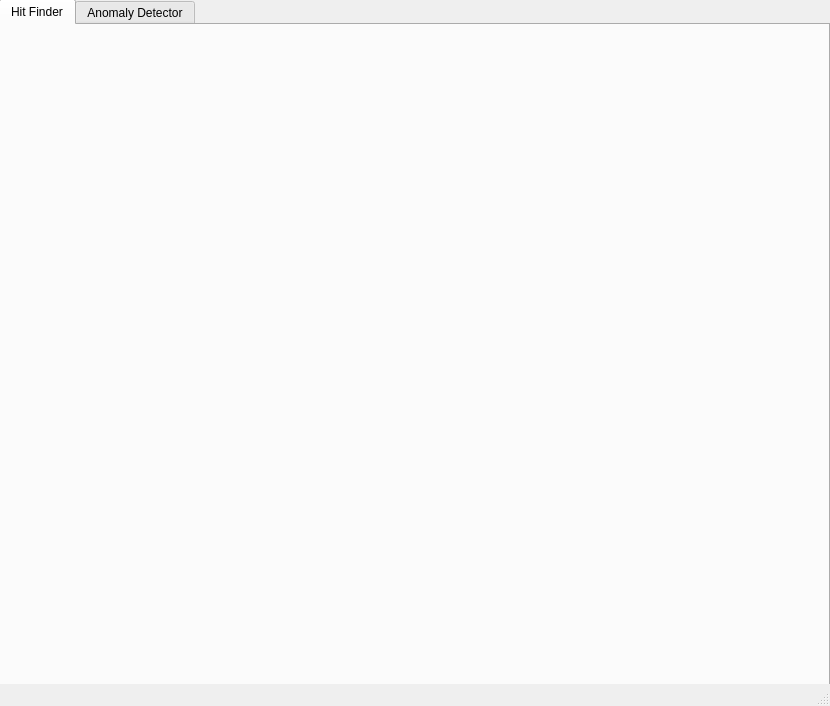
Above: UI/mainWindow-3.ui from gihankaushyal/PixelAnomalyDetectorTool before the change. Below: the same form after it.
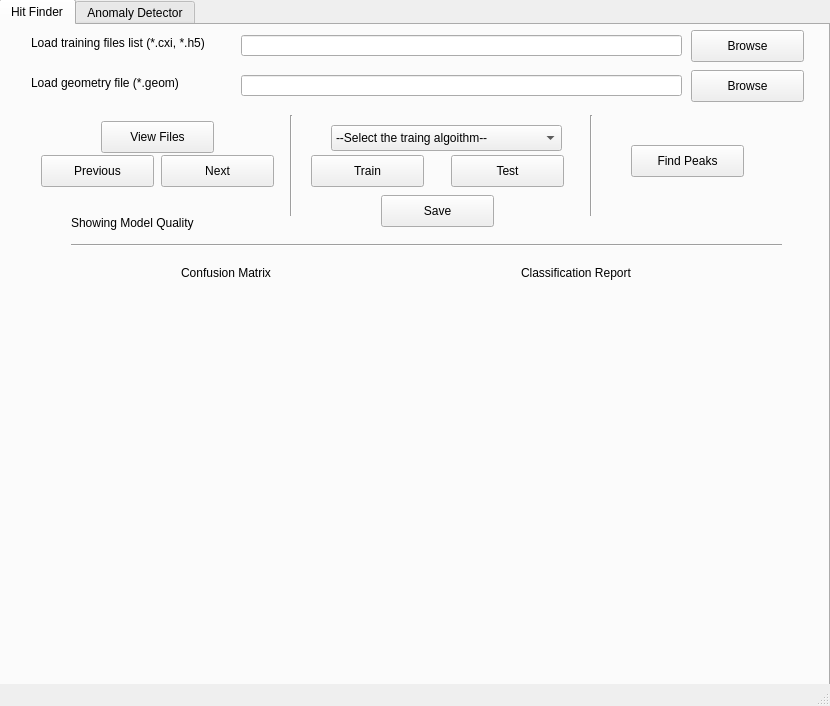
That is the form after the change. The open tabs and pages were chosen to show the change.

Commit message: added a hitfinding tab and associated features

What changed in the file:
```diff
--- a/UI/mainWindow-3.ui
+++ b/UI/mainWindow-3.ui
@@ -30,6 +30,292 @@
      <attribute name="title">
       <string>Hit Finder</string>
      </attribute>
+     <widget class="QLabel" name="label_7">
+      <property name="geometry">
+       <rect>
+        <x>30</x>
+        <y>10</y>
+        <width>211</width>
+        <height>16</height>
+       </rect>
+      </property>
+      <property name="text">
+       <string>Load training files list (*.cxi, *.h5)</string>
+      </property>
+     </widget>
+     <widget class="QLineEdit" name="trainingFilesPath">
+      <property name="geometry">
+       <rect>
+        <x>240</x>
+        <y>10</y>
+        <width>441</width>
+        <height>21</height>
+       </rect>
+      </property>
+     </widget>
+     <widget class="QPushButton" name="trainingFileBrowseButton">
+      <property name="geometry">
+       <rect>
+        <x>690</x>
+        <y>5</y>
+        <width>113</width>
+        <height>32</height>
+       </rect>
+      </property>
+      <property name="text">
+       <string>Browse</string>
+      </property>
+     </widget>
+     <widget class="QPushButton" name="viewTrainingFilesButton">
+      <property name="geometry">
+       <rect>
+        <x>100</x>
+        <y>96</y>
+        <width>113</width>
+        <height>32</height>
+       </rect>
+      </property>
+      <property name="text">
+       <string>View Files</string>
+      </property>
+     </widget>
+     <widget class="QPushButton" name="nextButton_2">
+      <property name="geometry">
+       <rect>
+        <x>160</x>
+        <y>130</y>
+        <width>113</width>
+        <height>32</height>
+       </rect>
+      </property>
+      <property name="text">
+       <string>Next</string>
+      </property>
+     </widget>
+     <widget class="QPushButton" name="previousButton_2">
+      <property name="geometry">
+       <rect>
+        <x>40</x>
+        <y>130</y>
+        <width>113</width>
+        <height>32</height>
+       </rect>
+      </property>
+      <property name="text">
+       <string>Previous</string>
+      </property>
+     </widget>
+     <widget class="Line" name="line_3">
+      <property name="geometry">
+       <rect>
+        <x>280</x>
+        <y>90</y>
+        <width>21</width>
+        <height>101</height>
+       </rect>
+      </property>
+      <property name="orientation">
+       <enum>Qt::Vertical</enum>
+      </property>
+     </widget>
+     <widget class="QComboBox" name="comboBox">
+      <property name="geometry">
+       <rect>
+        <x>330</x>
+        <y>100</y>
+        <width>231</width>
+        <height>26</height>
+       </rect>
+      </property>
+      <item>
+       <property name="text">
+        <string>--Select the traing algoithm--</string>
+       </property>
+      </item>
+      <item>
+       <property name="text">
+        <string>Support Vector Classification (SVC)</string>
+       </property>
+      </item>
+      <item>
+       <property name="text">
+        <string>Artificial Nural Network (ANN)</string>
+       </property>
+      </item>
+     </widget>
+     <widget class="QPushButton" name="trainButton">
+      <property name="geometry">
+       <rect>
+        <x>310</x>
+        <y>130</y>
+        <width>113</width>
+        <height>32</height>
+       </rect>
+      </property>
+      <property name="text">
+       <string>Train</string>
+      </property>
+     </widget>
+     <widget class="QPushButton" name="testButton">
+      <property name="geometry">
+       <rect>
+        <x>450</x>
+        <y>130</y>
+        <width>113</width>
+        <height>32</height>
+       </rect>
+      </property>
+      <property name="text">
+       <string>Test</string>
+      </property>
+     </widget>
+     <widget class="Line" name="line_4">
+      <property name="geometry">
+       <rect>
+        <x>580</x>
+        <y>90</y>
+        <width>21</width>
+        <height>101</height>
+       </rect>
+      </property>
+      <property name="orientation">
+       <enum>Qt::Vertical</enum>
+      </property>
+     </widget>
+     <widget class="QPushButton" name="pushButton">
+      <property name="geometry">
+       <rect>
+        <x>630</x>
+        <y>120</y>
+        <width>113</width>
+        <height>32</height>
+       </rect>
+      </property>
+      <property name="text">
+       <string>Find Peaks</string>
+      </property>
+     </widget>
+     <widget class="QWidget" name="confusionMatrix" native="true">
+      <property name="geometry">
+       <rect>
+        <x>40</x>
+        <y>260</y>
+        <width>341</width>
+        <height>291</height>
+       </rect>
+      </property>
+     </widget>
+     <widget class="Line" name="line_5">
+      <property name="geometry">
+       <rect>
+        <x>70</x>
+        <y>212</y>
+        <width>711</width>
+        <height>16</height>
+       </rect>
+      </property>
+      <property name="orientation">
+       <enum>Qt::Horizontal</enum>
+      </property>
+     </widget>
+     <widget class="QWidget" name="classificationReport" native="true">
+      <property name="geometry">
+       <rect>
+        <x>400</x>
+        <y>260</y>
+        <width>391</width>
+        <height>291</height>
+       </rect>
+      </property>
+     </widget>
+     <widget class="QLabel" name="label_8">
+      <property name="geometry">
+       <rect>
+        <x>180</x>
+        <y>240</y>
+        <width>121</width>
+        <height>16</height>
+       </rect>
+      </property>
+      <property name="text">
+       <string>Confusion Matrix</string>
+      </property>
+     </widget>
+     <widget class="QLabel" name="label_9">
+      <property name="geometry">
+       <rect>
+        <x>520</x>
+        <y>240</y>
+        <width>131</width>
+        <height>16</height>
+       </rect>
+      </property>
+      <property name="text">
+       <string>Classification Report</string>
+      </property>
+     </widget>
+     <widget class="QLabel" name="label_10">
+      <property name="geometry">
+       <rect>
+        <x>70</x>
+        <y>190</y>
+        <width>161</width>
+        <height>16</height>
+       </rect>
+      </property>
+      <property name="text">
+       <string>Showing Model Quality</string>
+      </property>
+     </widget>
+     <widget class="QPushButton" name="saveButton">
+      <property name="geometry">
+       <rect>
+        <x>380</x>
+        <y>170</y>
+        <width>113</width>
+        <height>32</height>
+       </rect>
+      </property>
+      <property name="text">
+       <string>Save</string>
+      </property>
+     </widget>
+     <widget class="QLabel" name="label_11">
+      <property name="geometry">
+       <rect>
+        <x>30</x>
+        <y>50</y>
+        <width>211</width>
+        <height>16</height>
+       </rect>
+      </property>
+      <property name="text">
+       <string>Load geometry file (*.geom)</string>
+      </property>
+     </widget>
+     <widget class="QLineEdit" name="geomFilePath_2">
+      <property name="geometry">
+       <rect>
+        <x>240</x>
+        <y>50</y>
+        <width>441</width>
+        <height>21</height>
+       </rect>
+      </property>
+     </widget>
+     <widget class="QPushButton" name="geomBrowseButton_2">
+      <property name="geometry">
+       <rect>
+        <x>690</x>
+        <y>45</y>
+        <width>113</width>
+        <height>32</height>
+       </rect>
+      </property>
+      <property name="text">
+       <string>Browse</string>
+      </property>
+     </widget>
     </widget>
     <widget class="QWidget" name="tab_2">
      <attribute name="title">
```
Left out of the diff: 2 changed lines with no effect on the pictures.
